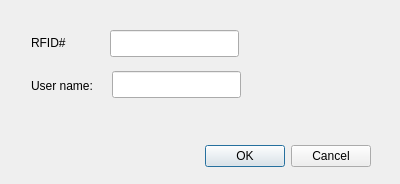
Before: the Qt Designer form newUser.ui in Geraffel-Village/Beernary, drawn with Qt 5.
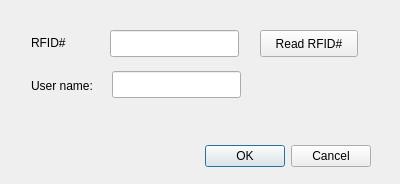
After: the same form once the commit is applied. Icons and pictures are not drawn.

Commit message: Added "New User" function

Diff of the .ui file:
```diff
--- a/newUser.ui
+++ b/newUser.ui
@@ -79,8 +79,22 @@
     <string>RFID#</string>
    </property>
   </widget>
-  <zorder>newUserBox</zorder>
-  <zorder>lineUserName</zorder>
+  <widget class="QPushButton" name="readRfidButton">
+   <property name="geometry">
+    <rect>
+     <x>260</x>
+     <y>30</y>
+     <width>98</width>
+     <height>27</height>
+    </rect>
+   </property>
+   <property name="text">
+    <string>Read RFID#</string>
+   </property>
+  </widget>
+  <zorder>lineRFIDno</zorder>
+  <zorder>label_2</zorder>
+  <zorder>buttonBox</zorder>
   <zorder>label</zorder>
   <zorder>lineUserName</zorder>
   <zorder>layoutWidget</zorder>
```
Left out of the diff: 11 changed lines with no effect on the pictures. The commit also changes 4 other files.
